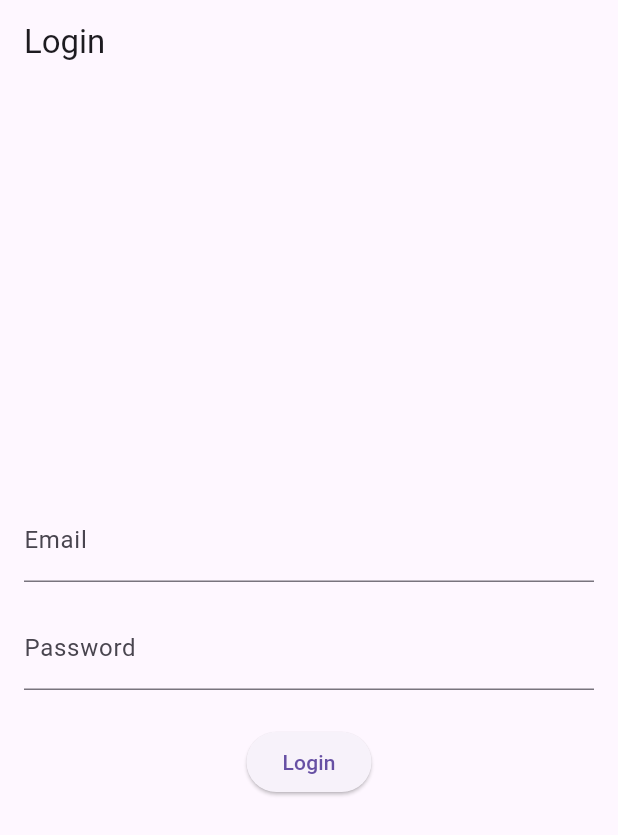
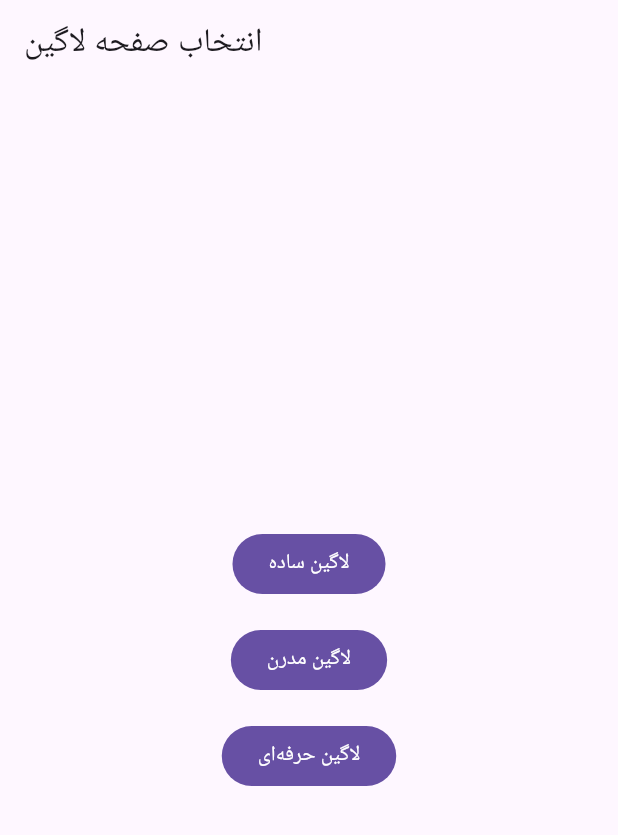
Before and after one commit to nimaaqakhani/Country-List, a Flutter app: the screen it shows after launch, on a phone screen of 412 x 824 dp. Shown: the top 835 px of the screen. Run offline on Flutter 3.47's test engine with Material 3 defaults, Android fonts, the phone set to English and light mode, and no system bars; our stand-ins replace dio, flutter_bloc, freezed_annotation, get_it, go_router, shimmer.

```diff
--- a/lib/core/route/router.dart
+++ b/lib/core/route/router.dart
@@ -1,7 +1,11 @@
+// lib/core/router/app_router.dart
 import 'package:flutter_bloc/flutter_bloc.dart';
 import 'package:flutter_application_1/core/Di/injection.dart';
 import 'package:flutter_application_1/features/Auth/presentation/bloc/auth_bloc.dart';
-import 'package:flutter_application_1/features/Auth/presentation/screens/login_screen.dart';
+import 'package:flutter_application_1/features/Auth/presentation/screens/simple_login_screen.dart';
+import 'package:flutter_application_1/features/Auth/presentation/screens/modern_login_screen.dart';
+import 'package:flutter_application_1/features/Auth/presentation/screens/advanced_login_screen.dart';
+import 'package:flutter_application_1/features/Auth/presentation/screens/login_selector_screen.dart';
 import 'package:flutter_application_1/features/GlobalCountries/presentation/bloc/country_bloc.dart';
 import 'package:flutter_application_1/features/GlobalCountries/presentation/bloc/country_event.dart';
 import 'package:flutter_application_1/features/GlobalCountries/presentation/screens/country_list_screen.dart';
@@ -10,15 +14,33 @@ import 'package:go_router/go_router.dart';
 
 class AppRouter {
   static final GoRouter router = GoRouter(
-    initialLocation: '/splash',
+    initialLocation: '/login-selector',
     routes: [
+      GoRoute(
+        path: '/login-selector',
+        builder: (context, state) => const LoginSelectorScreen(),
+      ),
       GoRoute(
         path: '/splash',
         builder: (context, state) => const SplashScreen(),
       ),
       GoRoute(
-        path: '/login',
-        builder: (context, state) => LoginScreen(
+        path: '/login/simple',
+        builder: (context, state) => SimpleLoginScreen(
+          successRoute: '/home',
+          authBloc: getIt<AuthBloc>(),
+        ),
+      ),
+      GoRoute(
+        path: '/login/modern',
+        builder: (context, state) => ModernLoginScreen(
+          successRoute: '/home',
+          authBloc: getIt<AuthBloc>(),
+        ),
+      ),
+      GoRoute(
+        path: '/login/advanced',
+        builder: (context, state) => AdvancedLoginScreen(
           successRoute: '/home',
           authBloc: getIt<AuthBloc>(),
         ),
--- a/lib/features/Auth/presentation/screens/login_screen.dart
+++ /dev/null
@@ -1,91 +0,0 @@
-// lib/features/Auth/presentation/screens/login_screen.dart
-import 'package:flutter/material.dart';
-import 'package:flutter_bloc/flutter_bloc.dart';
-import 'package:flutter_application_1/features/Auth/presentation/bloc/auth_bloc.dart';
-import 'package:flutter_application_1/features/Auth/presentation/bloc/auth_event.dart';
-import 'package:flutter_application_1/features/Auth/presentation/widgets/login_form.dart';
-import 'package:flutter_application_1/features/Auth/presentation/widgets/login_button.dart';
-import 'package:flutter_application_1/features/Auth/presentation/widgets/login_status.dart';
-
-class LoginScreen extends StatelessWidget {
-  final String successRoute;
-  final AuthBloc authBloc;
-
-  const LoginScreen({
-    super.key,
-    required this.successRoute,
-    required this.authBloc,
-  });
-
-  @override
-  Widget build(BuildContext context) {
-    return BlocProvider.value(
-      value: authBloc,
-      child: Scaffold(
-        appBar: AppBar(title: const Text('Login')),
-        body: Padding(
-          padding: const EdgeInsets.all(16.0),
-          child: _LoginContent(
-            successRoute: successRoute,
-            authBloc: authBloc,
-          ),
-        ),
-      ),
-    );
-  }
-}
-
-class _LoginContent extends StatefulWidget {
-  final String successRoute;
-  final AuthBloc authBloc;
-
-  const _LoginContent({
-    required this.successRoute,
-    required this.authBloc,
-  });
-
-  @override
-  State<_LoginContent> createState() => _LoginContentState();
-}
-
-class _LoginContentState extends State<_LoginContent> {
-  final _formKey = GlobalKey<FormState>();
-  final _emailController = TextEditingController();
-  final _passwordController = TextEditingController();
-
-  @override
-  Widget build(BuildContext context) {
-    return Column(
-      mainAxisAlignment: MainAxisAlignment.center,
-      children: [
-        LoginForm(
-          formKey: _formKey,
-          emailController: _emailController,
-          passwordController: _passwordController,
-          onSubmit: (email, password) {
-            widget.authBloc.add(AuthEvent.login(email, password));
-          },
-        ),
-        const SizedBox(height: 24),
-        LoginButton(
-          onPressed: () {
-            if (_formKey.currentState!.validate()) {
-              final email = _emailController.text.trim();
-              final password = _passwordController.text.trim();
-              widget.authBloc.add(AuthEvent.login(email, password));
-            }
-          },
-        ),
-        const SizedBox(height: 16),
-        LoginStatus(successRoute: widget.successRoute),
-      ],
-    );
-  }
-
-  @override
-  void dispose() {
-    _emailController.dispose();
-    _passwordController.dispose();
-    super.dispose();
-  }
-}
--- /dev/null
+++ b/lib/features/Auth/presentation/screens/login_selector_screen.dart
@@ -0,0 +1,36 @@
+import 'package:flutter/material.dart';
+import 'package:go_router/go_router.dart';
+
+class LoginSelectorScreen extends StatelessWidget {
+  const LoginSelectorScreen({super.key});
+
+  @override
+  Widget build(BuildContext context) {
+    return Scaffold(
+      appBar: AppBar(
+        title: const Text('انتخاب صفحه لاگین'),
+      ),
+      body: Center(
+        child: Column(
+          mainAxisAlignment: MainAxisAlignment.center,
+          children: [
+            FilledButton(
+              onPressed: () => context.go('/login/simple'),
+              child: const Text('لاگین ساده'),
+            ),
+            const SizedBox(height: 16),
+            FilledButton(
+              onPressed: () => context.go('/login/modern'),
+              child: const Text('لاگین مدرن'),
+            ),
+            const SizedBox(height: 16),
+            FilledButton(
+              onPressed: () => context.go('/login/advanced'),
+              child: const Text('لاگین حرفه‌ای'),
+            ),
+          ],
+        ),
+      ),
+    );
+  }
+}
--- a/lib/features/Auth/presentation/widgets/login_form.dart
+++ b/lib/features/Auth/presentation/widgets/login_form.dart
@@ -1,4 +1,3 @@
-// lib/features/Auth/presentation/widgets/login_form.dart
 import 'package:flutter/material.dart';
 
 class LoginForm extends StatelessWidget {
```
Also changed, not shown: lib/features/Auth/data/datasources/auth_remote_data_source.dart (+8 -5 lines), lib/features/Auth/presentation/screens/advanced_login_screen.dart (added, +144 -0 lines), lib/features/Auth/presentation/screens/modern_login_screen.dart (added, +157 -0 lines), lib/features/Auth/presentation/screens/simple_login_screen.dart (added, +98 -0 lines), lib/features/Auth/presentation/widgets/custom_text_field.dart (added, +46 -0 lines).
